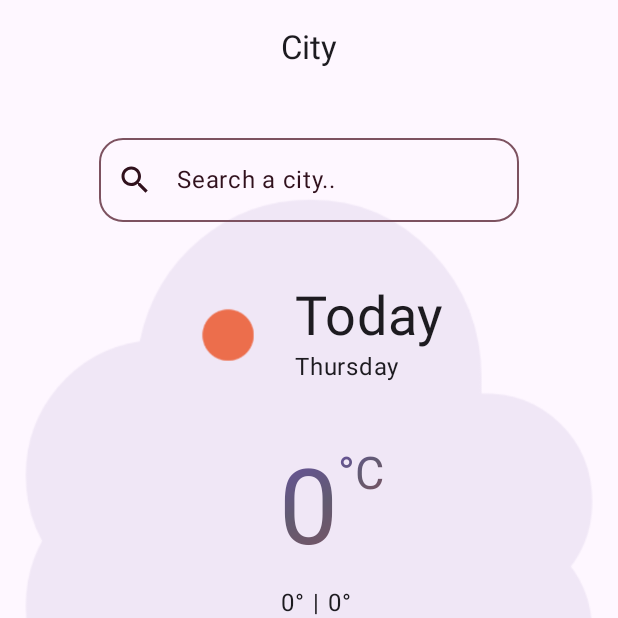
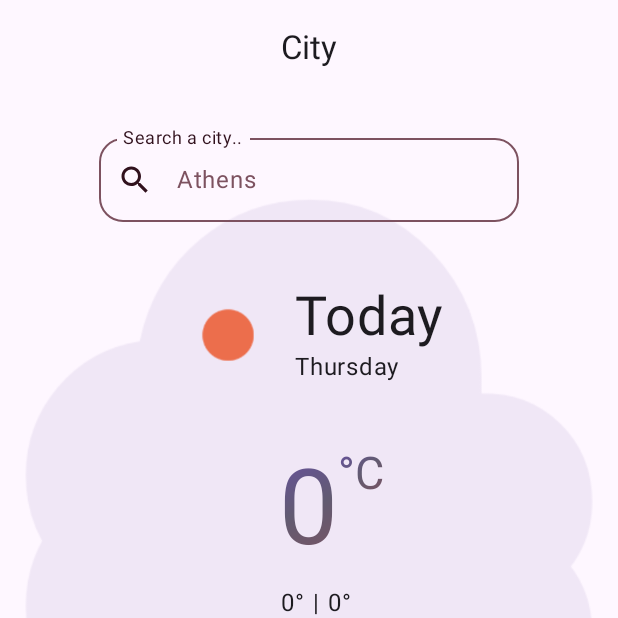
Before and after one commit to ChrisTs8920/Weatherly, an Android app built with Jetpack Compose: the screen it shows after launch (MainActivity), on a phone screen of 412 x 824 dp, the top half of it. Run offline under Robolectric (Android 15) with nearby library versions, the phone set to English and light mode, and no system bars.

Commit message:
Minor UI updates, App now saves selected City

```diff
--- a/app/src/main/java/com/example/weatherly/MainActivity.kt
+++ b/app/src/main/java/com/example/weatherly/MainActivity.kt
@@ -91,7 +91,7 @@ class MainActivity : ComponentActivity() {
         setContent {
             val dataStore = DataStore(LocalContext.current)
             val darkModeState by dataStore.darkModeFlow.collectAsState(initial = isSystemInDarkTheme())
-            val cityState by dataStore.cityFlow.collectAsState(initial = "")
+            val cityState by dataStore.cityFlow.collectAsState(initial = "Athens")
             WeatherlyTheme(useDarkTheme = darkModeState) {
                 Surface(
                     modifier = Modifier.fillMaxSize(),
```
